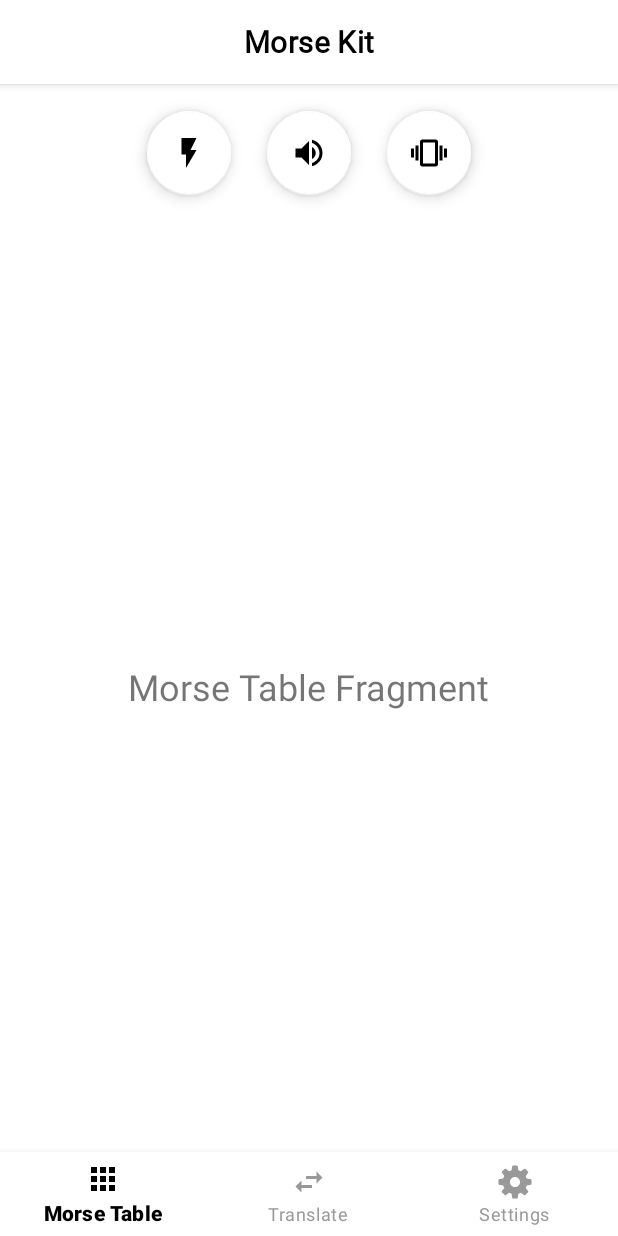
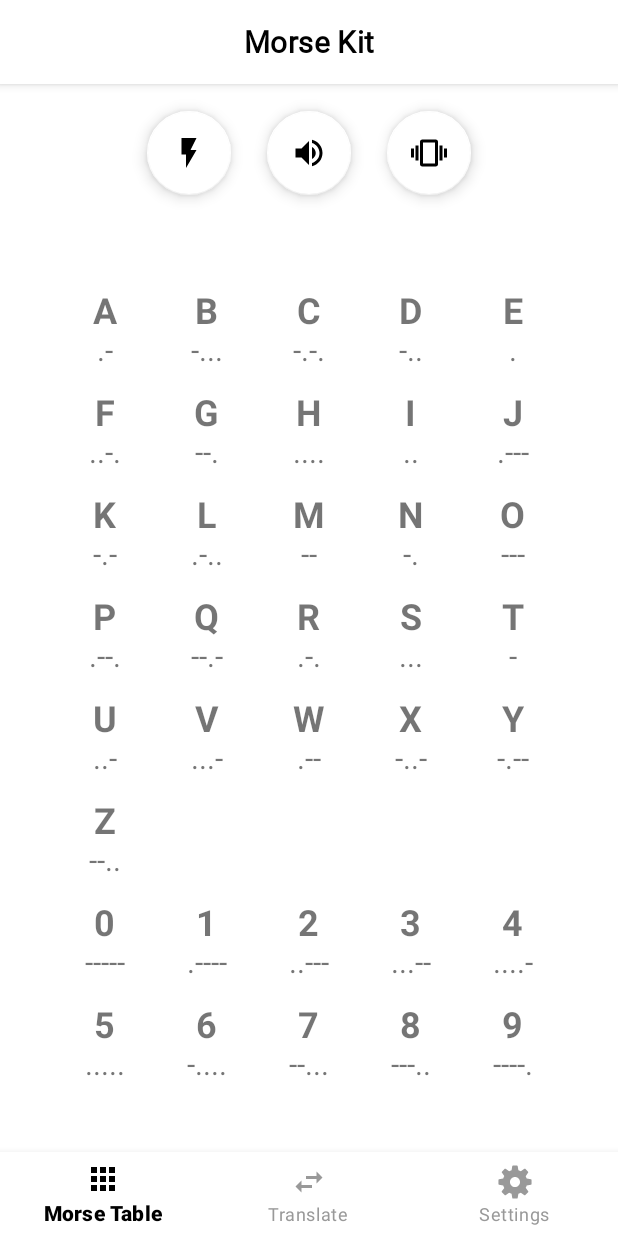
Before and after one commit to Shailesh351/Morse, an Android app: the screen it shows after launch (MainActivity), on a phone screen of 412 x 824 dp. Run offline under Robolectric (Android 15) with nearby library versions, the phone set to English and light mode, and no system bars; libraries missing offline, so code that uses them is left out: com.f2prateek.rx; 7 statements that could not run were skipped.

Commit message:
feat: Add Morse Table

```diff
--- a/app/src/main/java/me/shellbell/morse/MainActivity.kt
+++ b/app/src/main/java/me/shellbell/morse/MainActivity.kt
@@ -25,7 +25,7 @@ import me.shellbell.morse.ui.CircleButton
  * Created by Shailesh351 on 22/6/19.
  */
 
-class MainActivity : AppCompatActivity() {
+class MainActivity : AppCompatActivity(), Player {
 
     private lateinit var flashPref: Preference<Boolean>
     private lateinit var soundPref: Preference<Boolean>
@@ -54,14 +54,18 @@ class MainActivity : AppCompatActivity() {
         setUpFragments()
         setUpFABs()
         setUpBottomNavigation()
+    }
 
-        /*play.setOnClickListener {
-            val string = "sos"
-            textview.text = Morse.encode(string)
-            flashController.play(string)
-            soundController.play(string)
-            vibrationController.play(string)
-        }*/
+    override fun play(string: String) {
+        flashController.play(string)
+        soundController.play(string)
+        vibrationController.play(string)
+    }
+
+    override fun play(char: Char) {
+        flashController.play(char.toString())
+        soundController.play(char.toString())
+        vibrationController.play(char.toString())
     }
 
     private fun setUpPreferences() {
--- /dev/null
+++ b/app/src/main/java/me/shellbell/morse/Player.kt
@@ -0,0 +1,12 @@
+package me.shellbell.morse
+
+/**
+ * Created by Shailesh351 on 24/6/19.
+ */
+
+interface Player {
+
+    fun play(string: String)
+
+    fun play(char: Char)
+}
--- /dev/null
+++ b/app/src/main/java/me/shellbell/morse/morsetable/MorseAdapter.kt
@@ -0,0 +1,33 @@
+package me.shellbell.morse.morsetable
+
+import android.view.LayoutInflater
+import android.view.ViewGroup
+import androidx.recyclerview.widget.RecyclerView
+import me.shellbell.morse.R
+import me.shellbell.morselib.MorseCode
+
+/**
+ * Created by Shailesh351 on 24/6/19.
+ */
+
+class MorseAdapter(
+    private val data: ArrayList<MorseCode>,
+    private val listener: MorseViewClickListener
+) : RecyclerView.Adapter<MorseViewHolder>() {
+
+    override fun onCreateViewHolder(parent: ViewGroup, viewType: Int): MorseViewHolder {
+        val inflater = LayoutInflater.from(parent.context)
+        val view = inflater.inflate(R.layout.list_item, parent, false)
+        return MorseViewHolder(view, listener)
+    }
+
+    override fun onBindViewHolder(holder: MorseViewHolder, position: Int) {
+        val item = data[position]
+        holder.charTextView.text = item.char.toString()
+        holder.morseTextView.text = item.morse
+    }
+
+    override fun getItemCount(): Int {
+        return data.size
+    }
+}
--- a/app/src/main/java/me/shellbell/morse/morsetable/MorseTableFragment.kt
+++ b/app/src/main/java/me/shellbell/morse/morsetable/MorseTableFragment.kt
@@ -1,11 +1,18 @@
 package me.shellbell.morse.morsetable
 
+import android.content.Context
 import android.os.Bundle
 import android.view.LayoutInflater
 import android.view.View
 import android.view.ViewGroup
 import androidx.fragment.app.Fragment
+import androidx.recyclerview.widget.GridLayoutManager
+import androidx.recyclerview.widget.RecyclerView
+import kotlinx.android.synthetic.main.fragment_morse_table.*
+import me.shellbell.morse.Player
 import me.shellbell.morse.R
+import me.shellbell.morselib.MorseCode
+import me.shellbell.morselib.MorseMapper
 
 /**
  * Created by Shailesh351 on 24/6/19.
@@ -13,8 +20,34 @@ import me.shellbell.morse.R
 
 class MorseTableFragment : Fragment() {
 
-    companion object{
+    companion object {
         const val TAG = "MORSE_TABLE_FRAGMENT"
+    }
+
+    private val data = MorseMapper().getMorseCodeList()
+    private lateinit var player: Player
+
+    init {
+        data.addAll(26, generateSequence { MorseCode(' ', "") }.take(4).toList())
+    }
+
+    private val listener: MorseViewClickListener = object : MorseViewClickListener {
+        override fun onClick(view: View?, position: Int) {
+            val data = data[position]
+            if (data.char.isLetter() || data.char.isDigit()) {
+                player.play(data.char)
+            }
+        }
+    }
+
+    private val adapter = MorseAdapter(data, listener)
+
+    override fun onAttach(context: Context) {
+        super.onAttach(context)
+
+        if (context is Player) {
+            player = context
+        }
     }
 
     override fun onCreateView(
@@ -23,4 +56,17 @@ class MorseTableFragment : Fragment() {
     ): View? {
         return inflater.inflate(R.layout.fragment_morse_table, container, false)
     }
+
+    override fun onViewCreated(view: View, savedInstanceState: Bundle?) {
+        super.onViewCreated(view, savedInstanceState)
+
+        setUpRecyclerView()
+    }
+
+    private fun setUpRecyclerView() {
+        val gridLayoutManager = GridLayoutManager(context, 5, RecyclerView.VERTICAL, false)
+
+        recycler_view.layoutManager = gridLayoutManager
+        recycler_view.adapter = adapter
+    }
 }
--- /dev/null
+++ b/app/src/main/java/me/shellbell/morse/morsetable/MorseViewHolder.kt
@@ -0,0 +1,30 @@
+package me.shellbell.morse.morsetable
+
+import android.view.View
+import androidx.appcompat.widget.AppCompatTextView
+import androidx.recyclerview.widget.RecyclerView
+import kotlinx.android.synthetic.main.list_item.view.*
+
+/**
+ * Created by Shailesh351 on 24/6/19.
+ */
+
+class MorseViewHolder(view: View, private val listener: MorseViewClickListener) : RecyclerView.ViewHolder(view),
+    View.OnClickListener {
+
+    var charTextView: AppCompatTextView = view.char_text_view
+    var morseTextView: AppCompatTextView = view.morse_text_view
+
+    init {
+        view.setOnClickListener(this)
+    }
+
+    override fun onClick(v: View?) {
+        if (adapterPosition != RecyclerView.NO_POSITION)
+            listener.onClick(v, adapterPosition)
+    }
+}
+
+interface MorseViewClickListener {
+    fun onClick(view: View?, position: Int)
+}
--- a/app/src/main/res/layout/fragment_morse_table.xml
+++ b/app/src/main/res/layout/fragment_morse_table.xml
@@ -1,16 +1,23 @@
 <?xml version="1.0" encoding="utf-8"?>
-<FrameLayout xmlns:android="http://schemas.android.com/apk/res/android"
+<androidx.constraintlayout.widget.ConstraintLayout xmlns:android="http://schemas.android.com/apk/res/android"
+    xmlns:app="http://schemas.android.com/apk/res-auto"
     xmlns:tools="http://schemas.android.com/tools"
     android:layout_width="match_parent"
     android:layout_height="match_parent"
     tools:context=".morsetable.MorseTableFragment">
 
-    <!-- TODO: Update blank fragment layout -->
-    <TextView
-        android:textSize="24sp"
-        android:layout_gravity="center"
+    <androidx.recyclerview.widget.RecyclerView
+        android:id="@+id/recycler_view"
         android:layout_width="wrap_content"
         android:layout_height="wrap_content"
-        android:text="Morse Table Fragment" />
+        android:layout_marginStart="12dp"
+        android:layout_marginTop="12dp"
+        android:layout_marginEnd="12dp"
+        android:layout_marginBottom="12dp"
+        app:layout_constraintBottom_toBottomOf="parent"
+        app:layout_constraintEnd_toEndOf="parent"
+        app:layout_constraintStart_toStartOf="parent"
+        app:layout_constraintTop_toTopOf="parent"
+        tools:listitem="@layout/list_item" />
 
-</FrameLayout>
+</androidx.constraintlayout.widget.ConstraintLayout>
--- /dev/null
+++ b/app/src/main/res/layout/list_item.xml
@@ -0,0 +1,33 @@
+<?xml version="1.0" encoding="utf-8"?>
+<LinearLayout xmlns:android="http://schemas.android.com/apk/res/android"
+    android:layout_width="52dp"
+    android:layout_height="52dp"
+    android:layout_gravity="center"
+    android:layout_margin="8dp"
+    android:orientation="vertical">
+
+    <androidx.appcompat.widget.AppCompatTextView
+        android:id="@+id/char_text_view"
+        android:layout_width="wrap_content"
+        android:layout_height="wrap_content"
+        android:layout_gravity="center"
+        android:gravity="center"
+        android:includeFontPadding="false"
+        android:text="B"
+        android:textAllCaps="true"
+        android:textSize="24sp"
+        android:textStyle="bold" />
+
+    <androidx.appcompat.widget.AppCompatTextView
+        android:id="@+id/morse_text_view"
+        android:layout_width="wrap_content"
+        android:layout_height="wrap_content"
+        android:layout_gravity="center"
+        android:gravity="center"
+        android:includeFontPadding="false"
+        android:lineSpacingExtra="0dp"
+        android:text="-----"
+        android:textAllCaps="true"
+        android:textSize="20sp" />
+
+</LinearLayout>
--- /dev/null
+++ b/morselib/src/main/java/me/shellbell/morselib/MorseCode.kt
@@ -0,0 +1,10 @@
+package me.shellbell.morselib
+
+/**
+ * Created by Shailesh351 on 24/6/19.
+ */
+
+data class MorseCode(
+    val char: Char,
+    val morse: String
+)
--- a/morselib/src/main/java/me/shellbell/morselib/MorseMapper.kt
+++ b/morselib/src/main/java/me/shellbell/morselib/MorseMapper.kt
@@ -8,6 +8,7 @@ class MorseMapper {
 
     private val charToMorseMap: HashMap<Char, String> = HashMap()
     private val morseToCharMap: HashMap<String, Char> = HashMap()
+    private val morseList: ArrayList<MorseCode> = arrayListOf()
 
     init {
         createMap()
@@ -19,6 +20,10 @@ class MorseMapper {
 
     fun getMorseToCharMap(): HashMap<String, Char> {
         return morseToCharMap
+    }
+
+    fun getMorseCodeList(): ArrayList<MorseCode> {
+        return morseList
     }
 
     private fun createMap() {
@@ -61,6 +66,13 @@ class MorseMapper {
 
         for ((key, value) in charToMorseMap) {
             morseToCharMap[value] = key
+            morseList.add(MorseCode(key, value))
         }
+
+        val list: ArrayList<MorseCode> = arrayListOf()
+        morseList.filter { it.char.isLetter() }.sortedBy { it.char }.toCollection(list)
+        morseList.filter { it.char.isDigit() }.sortedBy { it.char }.toCollection(list)
+        morseList.clear()
+        morseList.addAll(list)
     }
 }
```
